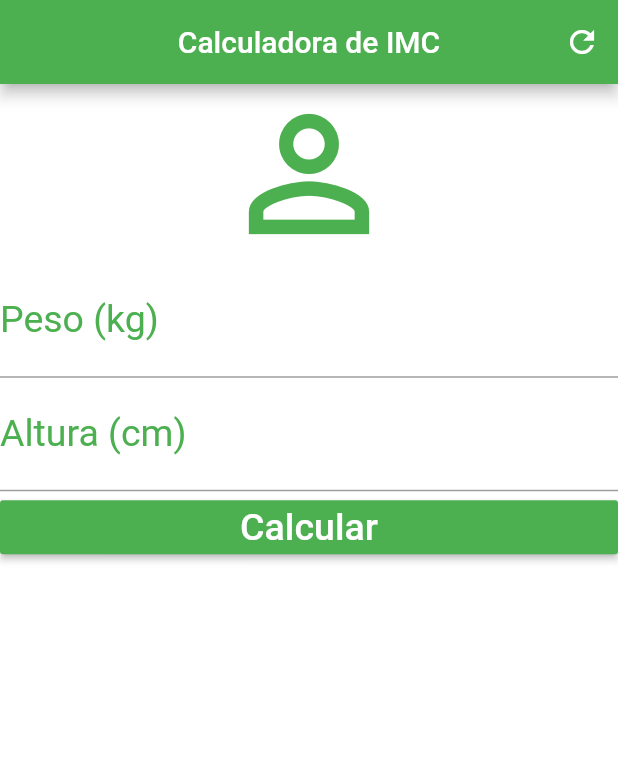
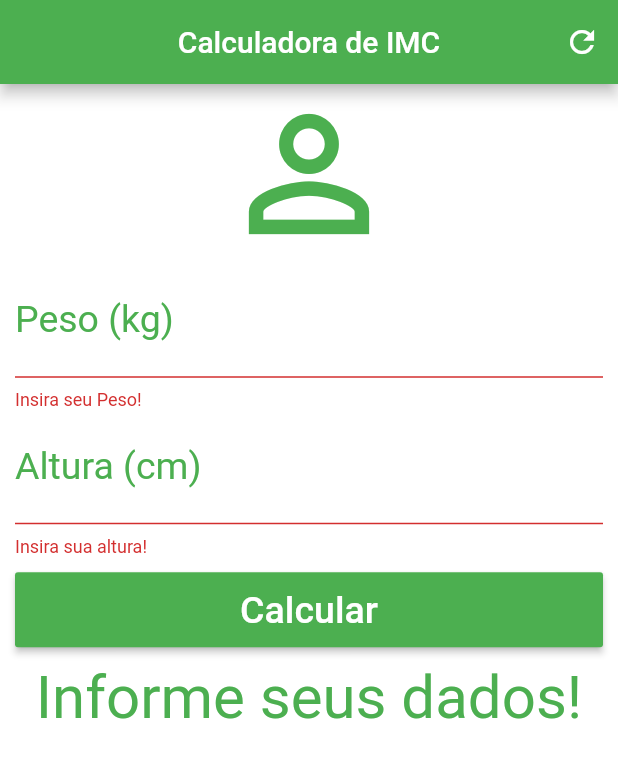
Before and after one commit to Hulgo/Traning_Flutter_2, a Flutter app: the screen it shows after launch, after a tap on "Calcular", on a phone screen of 412 x 824 dp. Shown: the top 758 px of the screen. Run offline on Flutter 3.47's test engine with Material 2 defaults, Android fonts, the phone set to English and light mode, and no system bars.

Commit message:
Estudos Flutter - Conceitos básicos - Parte 4 - Final

```diff
--- a/lib/main.dart
+++ b/lib/main.dart
@@ -12,6 +12,41 @@ class Home extends StatefulWidget {
 }
 
 class _HomeState extends State<Home> {
+  String _infoText = "Informe seus dados!";
+  TextEditingController weightController = TextEditingController();
+  TextEditingController heightController = TextEditingController();
+
+  GlobalKey<FormState> _formKey = GlobalKey<FormState>();
+
+  void _resetFields() {
+    weightController.text = "";
+    heightController.text = "";
+    setState(() {
+      _infoText = "Informe seus dados!";
+    });
+  }
+
+  void _calculate() {
+    setState(() {
+      double weight = double.parse(weightController.text);
+      double height = double.parse(heightController.text) / 100.0;
+      double imc = weight / (height * height);
+      if (imc < 18.6) {
+        _infoText = "Abaixo do Peso (${imc.toStringAsPrecision(3)})";
+      } else if (imc >= 18.6 && imc < 24.9) {
+        _infoText = "Peso ideal (${imc.toStringAsPrecision(3)})";
+      } else if (imc >= 24.9 && imc < 29.9) {
+        _infoText = "Levemente acima do Peso (${imc.toStringAsPrecision(3)})";
+      } else if (imc >= 29.9 && imc < 34.9) {
+        _infoText = "Obesidade Grau I (${imc.toStringAsPrecision(3)})";
+      } else if (imc >= 34.9 && imc < 39.9) {
+        _infoText = "Obesidade Grau II (${imc.toStringAsPrecision(3)})";
+      } else if (imc >= 39.9) {
+        _infoText = "Obesidade Grau III (${imc.toStringAsPrecision(3)})";
+      }
+    });
+  }
+
   @override
   Widget build(BuildContext context) {
     return Scaffold(
@@ -22,12 +57,16 @@ class _HomeState extends State<Home> {
           actions: <Widget>[
             IconButton(
               icon: Icon(Icons.refresh),
-            onPressed: () {},
+              onPressed: _resetFields,
             )
           ],
         ),
         backgroundColor: Colors.white,
-      body: Column(
+        body: SingleChildScrollView(
+            padding: EdgeInsets.fromLTRB(10.0, 0.0, 10.0, 0.0),
+            child: Form(
+              key: _formKey,
+              child: Column(
                 crossAxisAlignment: CrossAxisAlignment.stretch,
                 children: <Widget>[
                   Icon(
@@ -35,7 +74,7 @@ class _HomeState extends State<Home> {
                     size: 120.0,
                     color: Colors.green,
                   ),
-          TextField(
+                  TextFormField(
                     keyboardType: TextInputType.number,
                     textAlign: TextAlign.center,
                     style: TextStyle(
@@ -45,8 +84,14 @@ class _HomeState extends State<Home> {
                     decoration: InputDecoration(
                         labelText: "Peso (kg)",
                         labelStyle: TextStyle(color: Colors.green)),
+                    controller: weightController,
+                    validator: (value) {
+                      if (value.isEmpty) {
+                        return "Insira seu Peso!";
+                      }
+                    },
                   ),
-          TextField(
+                  TextFormField(
                     keyboardType: TextInputType.number,
                     textAlign: TextAlign.center,
                     style: TextStyle(
@@ -56,17 +101,38 @@ class _HomeState extends State<Home> {
                     decoration: InputDecoration(
                         labelText: "Altura (cm)",
                         labelStyle: TextStyle(color: Colors.green)),
+                    controller: heightController,
+                    validator: (value) {
+                      if (value.isEmpty) {
+                        return "Insira sua altura!";
+                      }
+                    },
                   ),
-          RaisedButton(
-            onPressed: () {},
+                  Padding(
+                    padding: EdgeInsets.only(top: 10.0, bottom: 10.0),
+                    child: Container(
+                      height: 50.0,
+                      child: RaisedButton(
+                        onPressed: () {
+                          if(_formKey.currentState.validate()){
+                            _calculate();
+                          }
+                        },
                         child: Text(
                           "Calcular",
                           style: TextStyle(color: Colors.white, fontSize: 25.0),
                         ),
                         color: Colors.green,
                       ),
+                    ),
+                  ),
+                  Text(
+                    _infoText,
+                    style: TextStyle(color: Colors.green, fontSize: 40.0),
+                    textAlign: TextAlign.center,
+                  ),
                 ],
               ),
-    );
+            )));
   }
 }
```
Lines whose indentation alone changed are shown as unchanged.
